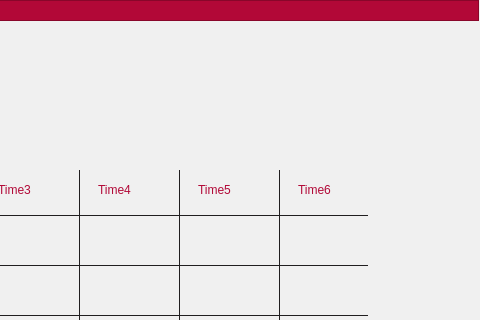
AjaxGroup1400/golestan, file teacherweeklyschedule.ui: the form before one commit; both pictures show x 672 to 1152 and y 0 to 320 of the 1152 by 768 pixel window.
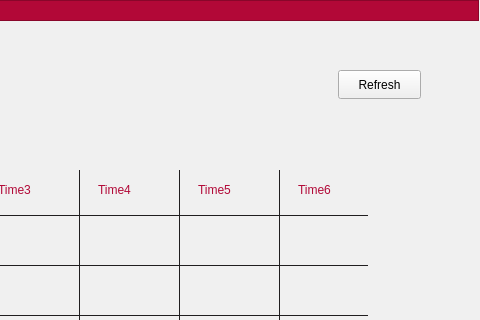
The form after the commit. Icons and pictures are not drawn.

What changed in the file:
```diff
--- a/teacherweeklyschedule.ui
+++ b/teacherweeklyschedule.ui
@@ -1845,6 +1845,19 @@
    <zorder>pushButton_12</zorder>
    <zorder>pushButton_10</zorder>
   </widget>
+  <widget class="QPushButton" name="refreshButton">
+   <property name="geometry">
+    <rect>
+     <x>1010</x>
+     <y>70</y>
+     <width>83</width>
+     <height>29</height>
+    </rect>
+   </property>
+   <property name="text">
+    <string>Refresh</string>
+   </property>
+  </widget>
   <zorder>r4c1</zorder>
   <zorder>r2c1</zorder>
   <zorder>r6c3</zorder>
```
Left out of the diff: 1 changed line with no effect on the pictures.
